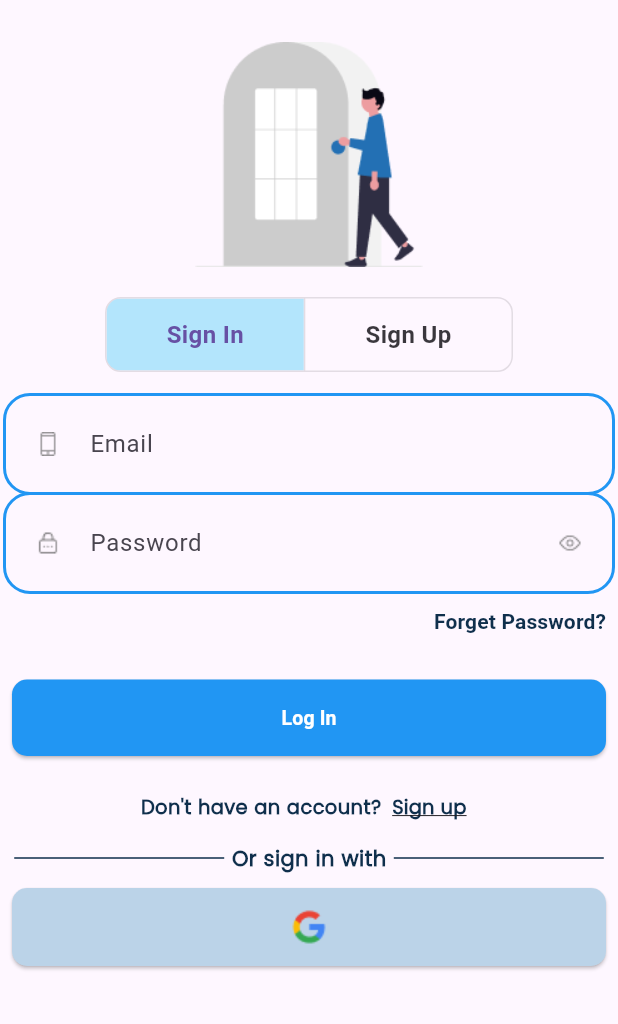
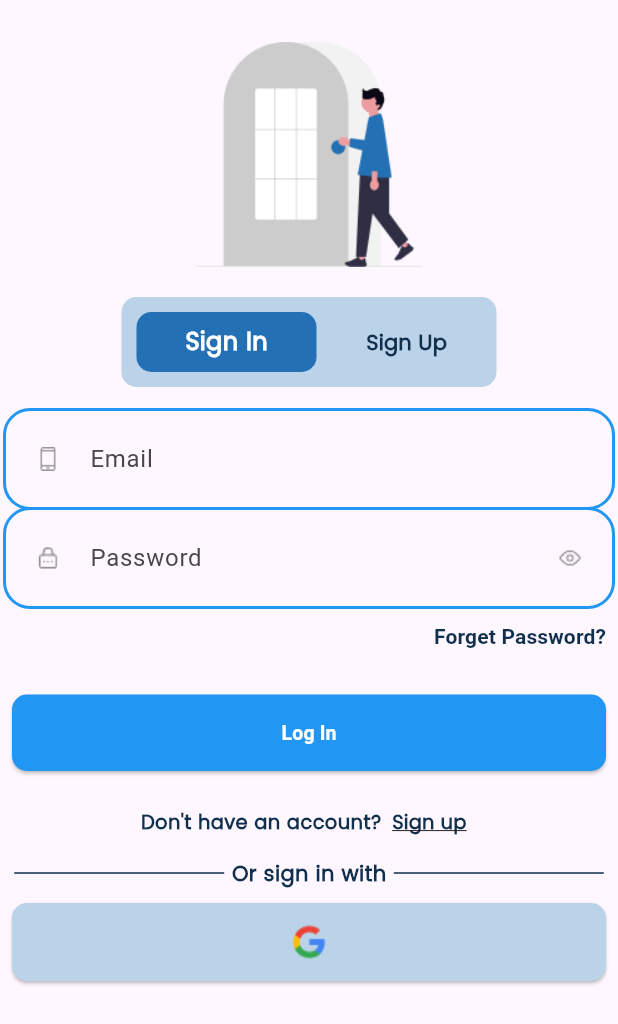
Before and after one commit to takiul-sumon/Sanchoy, a Flutter app: the screen it shows after launch, after a tap on "Sign Up", after a tap on "Sign In", on a phone screen of 412 x 824 dp. Shown: the top 1024 px of the screen. Run offline on Flutter 3.47's test engine with Material 3 defaults, Android fonts, the phone set to English and light mode, and no system bars; our stand-ins replace cloud_firestore, email_validator, firebase_auth, firebase_core, get, image_picker and 1 more; accounts and stored records are empty.

Commit message:
Toggole Button Ui Done

```diff
--- /dev/null
+++ b/lib/data/models/ShowOwnerModel.dart
@@ -0,0 +1,24 @@
+import 'package:cloud_firestore/cloud_firestore.dart';
+
+class Showownermodel {
+  final String firstName;
+  final String lastName;
+  final String mobileNumber;
+  final DateTime createdDate;
+  Showownermodel({
+    required this.firstName,
+    required this.lastName,
+    required this.createdDate,
+    required this.mobileNumber,
+  });
+
+  factory Showownermodel.formJson(String docId, Map<String, dynamic> jsonData) {
+    return Showownermodel(
+      firstName: jsonData['firstName'] ?? '',
+      lastName: jsonData['lastName'] ?? '',
+      createdDate:
+          (jsonData['createdAt'] as Timestamp?)?.toDate() ?? DateTime.now(),
+      mobileNumber: jsonData['mobile'] ?? '',
+    );
+  }
+}
--- a/lib/ui/screans/Login_screan.dart
+++ b/lib/ui/screans/Login_screan.dart
@@ -19,7 +19,7 @@ class _LoginScreenState extends State<LoginScreen> {
   final TextEditingController _passwordController = TextEditingController();
   final GlobalKey<FormState> _formkey = GlobalKey<FormState>();
   final LoginController _loginController = Get.find<LoginController>();
-  List<bool> _isSelected = [true, false]; // [Sign In, Sign Up]
+  // List<bool> _isSelected = [true, false]; // [Sign In, Sign Up]
 
   @override
   Widget build(BuildContext context) {
@@ -37,38 +37,73 @@ class _LoginScreenState extends State<LoginScreen> {
                   child: Image.asset('assets/images/Group.png', height: 150),
                 ),
                 const SizedBox(height: 20),
-                Row(
-                  mainAxisAlignment: MainAxisAlignment.center,
+                Stack(
+                  alignment: Alignment.center,
                   children: [
-                    ToggleButtons(
-                      isSelected: _isSelected,
-                      onPressed: (index) {
-                        setState(() {
-                          if (index == 0) {
-                            _isSelected = [true, false];
-                          } else {
-                            _isSelected = [false, true];
-                            Navigator.pushReplacement(
-                              context,
-                              MaterialPageRoute(
-                                builder: (context) => SignUpScrean(),
+                    Container(
+                      height: 60,
+                      width: 250,
+                      // color: Colors.amber,
+                      decoration: BoxDecoration(
+                        color: Color(0xffBBD3E8),
+                        borderRadius: BorderRadius.circular(10),
+                      ),
+                    ),
+                    Positioned(
+                      bottom: 5,
+                      left: 5,
+                      right: 5,
+                      top: 5,
+                      child: Row(
+                        mainAxisAlignment: MainAxisAlignment.center,
+                        children: [
+                          Container(
+                            height: 40,
+                            width: 120,
+                            decoration: BoxDecoration(
+                              color: Color(0xff2370B4),
+                              borderRadius: BorderRadius.all(
+                                Radius.circular(10),
                               ),
-                            );
-                          }
-                        });
-                      },
-                      borderRadius: BorderRadius.circular(10),
-                      fillColor: Colors.lightBlue.shade100,
-                      children: const [
-                        Padding(
-                          padding: EdgeInsets.symmetric(horizontal: 40),
-                          child: Text('Sign In'),
-                        ),
-                        Padding(
-                          padding: EdgeInsets.symmetric(horizontal: 40),
-                          child: Text('Sign Up'),
-                        ),
-                      ],
+                            ),
+                            child: Center(
+                              child: Text(
+                                'Sign In',
+                                style: TextStyle(
+                                  color: Colors.white,
+                                  fontFamily: 'Poppins-Regular',
+                                ),
+                              ),
+                            ),
+                          ),
+                          SizedBox(width: 10),
+                          Container(
+                            height: 50,
+                            width: 100,
+                            decoration: BoxDecoration(
+                              borderRadius: BorderRadius.all(
+                                Radius.circular(10),
+                              ),
+                            ),
+                            child: Center(
+                              child: TextButton(
+                                onPressed: onTapSignUpPassword,
+                                style: TextButton.styleFrom(
+                                  padding: EdgeInsets.zero,
+                                ),
+                                child: Text(
+                                  'Sign Up',
+                                  style: TextStyle(
+                                    color: Color(0xff0F2F4C),
+                                    fontFamily: 'Poppins-Regular',
+                                    fontWeight: FontWeight.bold,
+                                  ),
+                                ),
+                              ),
+                            ),
+                          ),
+                        ],
+                      ),
                     ),
                   ],
                 ),
--- a/lib/ui/screans/MainButtomNavScreen.dart
+++ b/lib/ui/screans/MainButtomNavScreen.dart
@@ -1,7 +1,9 @@
 import 'dart:convert';
 import 'package:cloud_firestore/cloud_firestore.dart';
 import 'package:flutter/material.dart';
+import 'package:intl/intl.dart';
 import 'package:sanchoy/data/models/ShowCustomerSupplierModel.dart';
+import 'package:sanchoy/data/models/ShowOwnerModel.dart';
 import 'package:sanchoy/ui/screans/Customer_Deatils.dart';
 import 'package:sanchoy/ui/screans/add_curstomer.dart';
 
@@ -13,6 +15,35 @@ class Mainbuttomnavscreen extends StatefulWidget {
 }
 
 class _MainbuttomnavscreenState extends State<Mainbuttomnavscreen> {
+  FirebaseFirestore db = FirebaseFirestore.instance;
+  List<Showownermodel> showOwnerdata = [];
+  bool isLoading = true;
+  DateTime date = DateTime.now();
+
+  @override
+  void initState() {
+    fetchOwnerdata();
+
+    super.initState();
+  }
+
+  Future<void> fetchOwnerdata() async {
+    isLoading = true;
+    setState(() {});
+    final QuerySnapshot snapshot = await db.collection('users').get();
+    for (QueryDocumentSnapshot doc in snapshot.docs) {
+      Showownermodel showownermodel = Showownermodel.formJson(
+        doc.id,
+        doc.data() as Map<String, dynamic>,
+      );
+
+      showOwnerdata.add(showownermodel);
+      print(showOwnerdata);
+    }
+    isLoading = false;
+    setState(() {});
+  }
+
   @override
   Widget build(BuildContext context) {
     final screenHeight = MediaQuery.of(context).size.height;
@@ -32,9 +63,11 @@ class _MainbuttomnavscreenState extends State<Mainbuttomnavscreen> {
                 children: [
                   Column(
                     crossAxisAlignment: CrossAxisAlignment.start,
-                    children: const [
+                    children: [
                       Text(
-                        'Monir Tea Stall',
+                        showOwnerdata.isNotEmpty
+                            ? '${showOwnerdata[0].firstName.toString()}  ${showOwnerdata[0].lastName.toString()}'
+                            : '',
                         style: TextStyle(
                           color: Colors.white,
                           fontSize: 20,
@@ -42,8 +75,8 @@ class _MainbuttomnavscreenState extends State<Mainbuttomnavscreen> {
                         ),
                       ),
                       Text(
-                        '04 March, 2025',
-                        style: TextStyle(color: Colors.white70),
+                        DateFormat.yMMMEd().format(date),
+                        style: TextStyle(color: Colors.white),
                       ),
                     ],
                   ),
--- a/lib/ui/screans/SignUpScrean.dart
+++ b/lib/ui/screans/SignUpScrean.dart
@@ -22,7 +22,6 @@ class _SignUpScreanState extends State<SignUpScrean> {
       TextEditingController();
   final GlobalKey<FormState> _formkey = GlobalKey<FormState>();
   bool _regristrationInProgress = false;
-  List<bool> _isSelected = [false, true];
 
   @override
   Widget build(BuildContext context) {
@@ -36,42 +35,78 @@ class _SignUpScreanState extends State<SignUpScrean> {
               crossAxisAlignment: CrossAxisAlignment.stretch,
               children: [
                 Center(child: Image.asset('assets/images/sign_up.png')),
-                Row(
-                  mainAxisAlignment: MainAxisAlignment.center,
+                SizedBox(height: 10),
+                Stack(
+                  alignment: Alignment.center,
                   children: [
-                    ToggleButtons(
-                      isSelected: _isSelected,
-                      onPressed: (index) {
-                        setState(() {
-                          if (index == 0) {
-                            _isSelected = [true, false]; // Switch to Sign In
-                            Navigator.pushReplacement(
-                              context,
-                              MaterialPageRoute(
-                                builder: (context) => LoginScreen(),
+                    Container(
+                      height: 60,
+                      width: 250,
+
+                      decoration: BoxDecoration(
+                        color: Color(0xffBBD3E8),
+                        borderRadius: BorderRadius.circular(10),
+                      ),
+                    ),
+                    Positioned(
+                      bottom: 5,
+                      left: 5,
+                      right: 5,
+                      top: 5,
+                      child: Row(
+                        mainAxisAlignment: MainAxisAlignment.center,
+                        children: [
+                          Container(
+                            height: 50,
+                            width: 100,
+                            decoration: BoxDecoration(
+                              borderRadius: BorderRadius.all(
+                                Radius.circular(10),
                               ),
-                            );
-                          } else {
-                            _isSelected = [false, true]; // Stay on Sign Up
-                          }
-                        });
-                      },
-                      borderRadius: BorderRadius.circular(10),
-                      fillColor: Colors.lightBlue.shade100,
-                      children: const [
-                        Padding(
-                          padding: EdgeInsets.symmetric(horizontal: 40),
-                          child: Text('Sign In'),
-                        ),
-                        Padding(
-                          padding: EdgeInsets.symmetric(horizontal: 40),
-                          child: Text('Sign Up'),
-                        ),
-                      ],
+                            ),
+                            child: Center(
+                              child: TextButton(
+                                style: TextButton.styleFrom(
+                                  padding: EdgeInsets.zero,
+                                ),
+                                onPressed: onTapSignIn,
+                                child: Text(
+                                  'Sign In',
+                                  style: TextStyle(
+                                    color: Color(0xff0F2F4C),
+                                    fontFamily: 'Poppins-Regular',
+                                  ),
+                                ),
+                              ),
+                            ),
+                          ),
+                          SizedBox(width: 10),
+                          Container(
+                            height: 40,
+                            width: 120,
+                            decoration: BoxDecoration(
+                              color: Color(0xff2370B4),
+                              borderRadius: BorderRadius.all(
+                                Radius.circular(10),
+                              ),
+                            ),
+                            child: Center(
+                              child: Text(
+                                'Sign Up',
+                                style: TextStyle(
+                                  color: Colors.white,
+                                  fontFamily: 'Poppins-Regular',
+                                ),
+                              ),
+                            ),
+                          ),
+                        ],
+                      ),
                     ),
                   ],
                 ),
-                const SizedBox(height: 20),
+
+                const SizedBox(height: 10),
 
                 TextFormField(
                   decoration: InputDecoration(
@@ -176,7 +211,7 @@ class _SignUpScreanState extends State<SignUpScrean> {
                     ),
                   ),
                 ),
-                const SizedBox(height: 10),
+                const SizedBox(height: 5),
                 Row(
                   mainAxisAlignment: MainAxisAlignment.center,
                   children: [
@@ -222,6 +257,7 @@ class _SignUpScreanState extends State<SignUpScrean> {
                     Container(height: 1, width: 140, color: Color(0xff0F2F4C)),
                   ],
                 ),
+                const SizedBox(height: 5),
                 ElevatedButton(
                   onPressed: () {},
                   style: ElevatedButton.styleFrom(
--- a/pubspec.yaml
+++ b/pubspec.yaml
@@ -46,6 +46,7 @@ dependencies:
   cloud_firestore: ^5.6.7
   image_picker: ^1.1.2
   firebase_storage: ^12.4.5
+  intl: ^0.19.0
 
 dev_dependencies:
   flutter_test:
@@ -96,6 +97,9 @@ flutter:
     - family: Poppins-Regular
       fonts:
         - asset: assets/fonts/Poppins-Regular.ttf
+    - family: Poppins-Medium
+      fonts:
+        - asset: assets/fonts/Poppins-Medium.ttf
   #       - asset: fonts/Schyler-Italic.ttf
   #         style: italic
   #   - family: Trajan Pro
```
Also changed, not shown: lib/data/models/User_Model.dart (+0 -32 lines), assets/fonts/Poppins-Medium.ttf (added), pubspec.lock.
